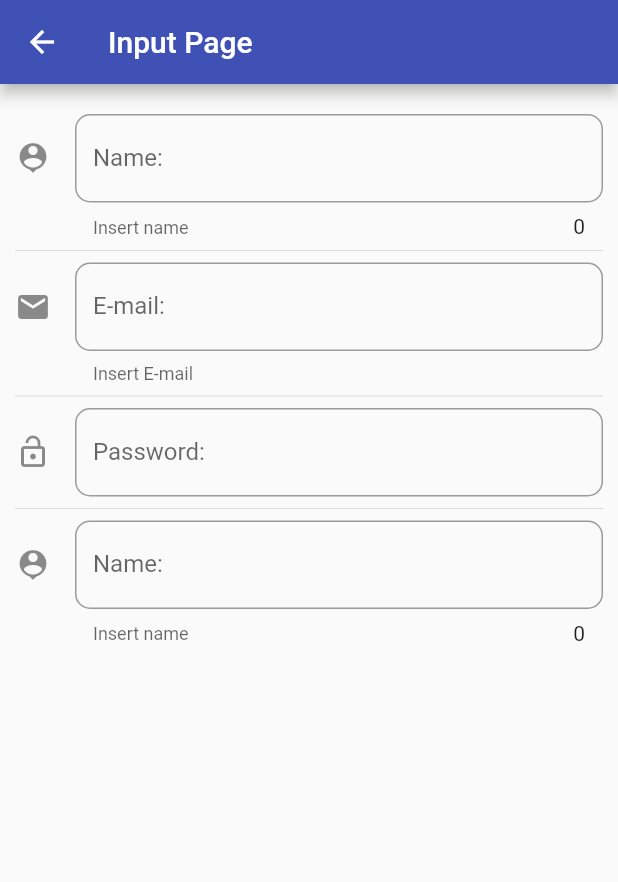
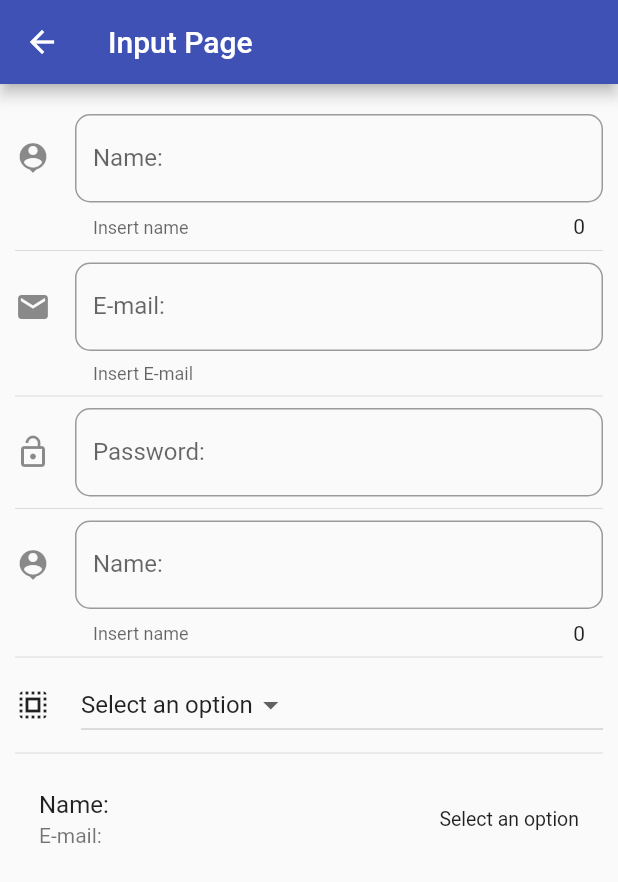
Before and after one commit to MaxiR23/FlutterComponents, a Flutter app: the InputPage screen opened directly, on a phone screen of 412 x 824 dp. Shown: the top 882 px of the screen. Run offline on Flutter 3.47's test engine with Material 2 defaults, Android fonts, the phone set to English and light mode, and no system bars.

Commit message:
Nuevas funciones en Input Page

```diff
--- a/data/menu_options.json
+++ b/data/menu_options.json
@@ -20,6 +20,11 @@
             "route" : "animated_container",
             "icon"  : "donut_large",
             "text"  : "Animated Container"
+        },
+        {
+            "route" : "inputs",
+            "icon"  : "input",
+            "text"  : "Inputs"
         }
     ]
 }
--- a/lib/src/pages/input_page.dart
+++ b/lib/src/pages/input_page.dart
@@ -13,6 +13,10 @@ class _InputPageState extends State<InputPage> {
   String _email = '';
 
   String _password = '';
+
+  String _initialItem = 'Select an option';
+
+  List<String> jobs = ['Select an option', 'Developer', 'Engineer', 'Data Science'];
 
   TextEditingController _textEditingController = new TextEditingController();
 
@@ -32,7 +36,11 @@ class _InputPageState extends State<InputPage> {
            Divider(),
            _createTfPassword(),
            Divider(),
-           _createTfDate(context)
+           _createTfDate(context),
+           Divider(),
+           _createDropDown(),
+           Divider(),
+           _createList()
          ],
        ),
     );
@@ -139,4 +147,45 @@ class _InputPageState extends State<InputPage> {
       });
     }
   }
+
+  List<DropdownMenuItem<String>> _getItemSelected(){
+    List<DropdownMenuItem<String>> itemSelected = new List();
+
+    jobs.forEach((items){
+      itemSelected.add(DropdownMenuItem(
+        child: Text(items),
+        value: items,
+      ));
+    });
+
+    return itemSelected;
+  }
+
+  Widget _createDropDown() {
+    return Row(
+      children: <Widget>[
+        Icon(Icons.select_all),
+        SizedBox(width: 20.0,),
+        Expanded(
+          child: DropdownButton(
+           value: _initialItem,
+           items: _getItemSelected(),
+           onChanged: (value){
+             setState(() {
+            _initialItem = value;
+            });
+          }
+        ),
+      )
+    ],
+  );
+ }
+
+  Widget _createList() {
+    return ListTile(
+      title: Text('Name: $_name'),
+      subtitle: Text('E-mail: $_email'),
+      trailing: Text(_initialItem, style: TextStyle(fontSize: 13)),
+    );
+  }
 }
--- a/lib/src/routes/routes.dart
+++ b/lib/src/routes/routes.dart
@@ -1,12 +1,11 @@
 import 'package:flutter/material.dart';
-import 'package:flutter_components/src/pages/avatar_page.dart';
-import 'package:flutter_components/src/pages/container_animated.dart';
-
 import 'package:flutter_components/src/pages/home_page.dart';
 
+import 'package:flutter_components/src/pages/avatar_page.dart';
 import 'package:flutter_components/src/pages/alert_page.dart';
-
 import 'package:flutter_components/src/pages/card_page.dart';
+import 'package:flutter_components/src/pages/container_animated.dart';
+import 'package:flutter_components/src/pages/input_page.dart';
 
 Map<String, WidgetBuilder> getApplicationContext(){
   return <String, WidgetBuilder> {
@@ -15,5 +14,6 @@ Map<String, WidgetBuilder> getApplicationContext(){
     "avatars"            : (BuildContext context) => AvatarPage(),
     "cards"              : (BuildContext context) => CardPage(),
     "animated_container" : (BuildContext context) => AnimatedContainerPage(),
+    "inputs"             : (BuildContext context) => InputPage()
   };
 }
--- a/lib/src/utils/icono_string_util.dart
+++ b/lib/src/utils/icono_string_util.dart
@@ -4,7 +4,8 @@ final _icons = <String, IconData>{
   "add_alert"    : Icons.add_alert,
   "accessibility": Icons.accessibility,
   "folder_open"  : Icons.folder_open,
-  "donut_large"  : Icons.donut_large
+  "donut_large"  : Icons.donut_large,
+  "input"        : Icons.input
 };
 
 Icon getIcons(String iconName) {
```
